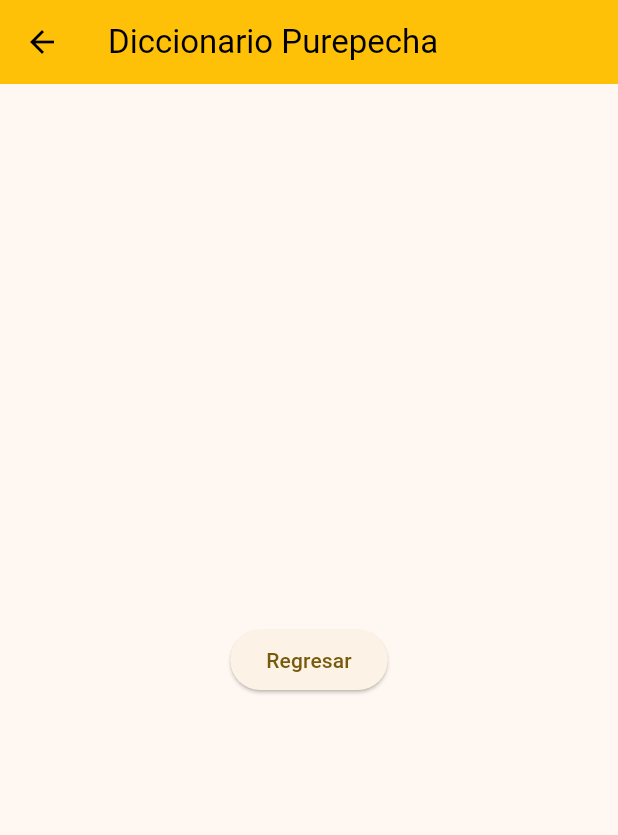
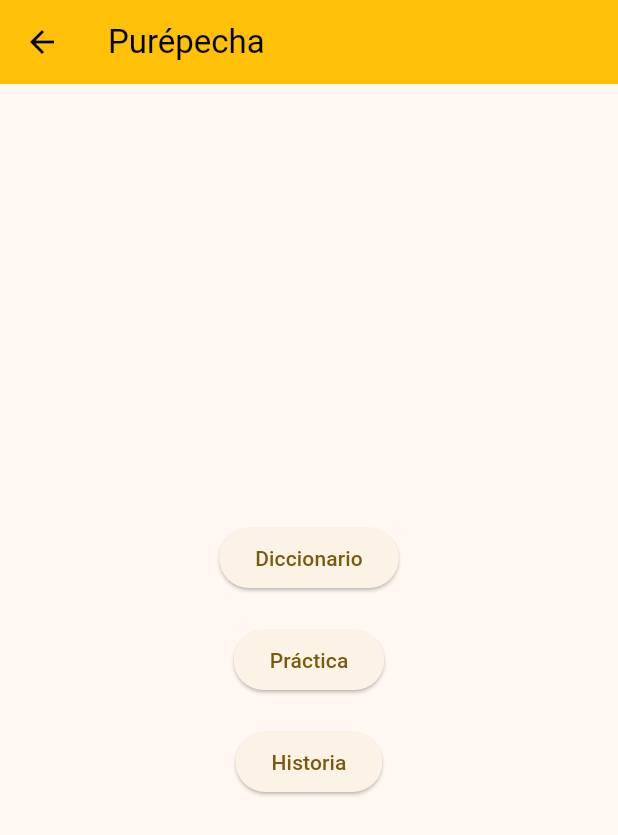
Before and after one commit to sharkbyte-x/Indige, a Flutter app: the screen it shows after launch, after a tap on "Purepecha", on a phone screen of 412 x 824 dp. Shown: the top 835 px of the screen. Run offline on Flutter 3.47's test engine with Material 3 defaults, Android fonts, the phone set to English and light mode, and no system bars; our stand-ins replace sqflite; accounts and stored records are empty.

Commit message:
Purepecha Dictionary Added

```diff
--- a/indige_flutter_app/lib/main.dart
+++ b/indige_flutter_app/lib/main.dart
@@ -1,63 +1,48 @@
 import 'package:flutter/material.dart';
-import 'second_page.dart';
+import 'purhe.dart';
 
+void main() => runApp(MyApp());
 
-void main() => runApp(MyApp()); //RunsApp
-
-class MyApp extends StatelessWidget{ //AppisWidget
-//Overall App Structure
+class MyApp extends StatelessWidget {
   const MyApp({super.key});
 
   @override
-  Widget build(BuildContext context){ //AppBuild
+  Widget build(BuildContext context) {
     return MaterialApp(
-      title: "Indige", //AppName
-      theme: ThemeData( //AppTheme
+      title: "Indige",
+      theme: ThemeData(
         colorScheme: ColorScheme.fromSeed(seedColor: Colors.amber),
         appBarTheme: const AppBarTheme(
           backgroundColor: Colors.amber,
           foregroundColor: Colors.black,
         ),
       ),
-      home: MyHomePage(),//AppHomePage
+      home: MyHomePage(),
     );
   }
 }
 
-class MyHomePage extends StatelessWidget { //HomePageisWidget
+class MyHomePage extends StatelessWidget {
   @override
   Widget build(BuildContext context) {
-
-    return Scaffold( //ScaffoldWidget
+    return Scaffold(
       appBar: AppBar(
         title: Text("Indige"),
       ),
-      body: Center( //Parent //CentersFollowing
-        child:Column(
-          mainAxisAlignment: MainAxisAlignment.center, // centers vertically
-          crossAxisAlignment: CrossAxisAlignment.center, // centers horizontally
+      body: Center(
+        child: Column(
+          mainAxisAlignment: MainAxisAlignment.center,
+          crossAxisAlignment: CrossAxisAlignment.center,
           children: [
-              Text('Idioma'), //TextinColumn
-              ElevatedButton( //ButtoninColumn //NestedParent
-                onPressed: (){
+            Text('Idioma'),
+            ElevatedButton(
+              onPressed: () {
                 Navigator.push(
                   context,
-                    MaterialPageRoute(builder: (context) => const SecondPage()),
+                  MaterialPageRoute(builder: (context) => const PurhePage()),
                 );
               },
-                child: Text('Purepecha'), //NestedChild
-              ),
-              ElevatedButton( //ButtoninColumn //NestedParent
-                onPressed: (){
-                  print('button pressed');
-                },
-                child: Text('Nahuatl'), //NestedChild
-              ),
-              ElevatedButton( //ButtoninColumn //NestedParent
-                onPressed: (){
-                  print('button pressed');
-                },
-                child: Text('Maya'), //NestedChild
+              child: Text('Purepecha'),
             ),
           ],
         ),
@@ -65,25 +50,3 @@ class MyHomePage extends StatelessWidget { //HomePageisWidget
     );
   }
 }
-
-class SecondPage extends StatelessWidget{
-  const SecondPage({super.key});
-
-  @override
-  Widget build(BuildContext context){
-    return Scaffold(
-      appBar: AppBar(
-        title: const Text('Diccionario Purepecha')
-      ),
-      body: Center(
-        child: ElevatedButton(
-          onPressed: (){
-            Navigator.pop(context);
-          },
-          child: const Text('Regresar')
-        ),
-    ),
-    );
-  }
-
-}
--- /dev/null
+++ b/indige_flutter_app/lib/purhe.dart
@@ -0,0 +1,55 @@
+import 'package:flutter/material.dart';
+import 'purhe_dict.dart';
+import 'purhe_practica.dart';
+import 'purhe_historia.dart';
+
+class PurhePage extends StatelessWidget {
+  const PurhePage({super.key});
+
+  @override
+  Widget build(BuildContext context) {
+    return Scaffold(
+      appBar: AppBar(
+        title: const Text('Purépecha'),
+      ),
+      body: Center(
+        child: Column(
+          mainAxisAlignment: MainAxisAlignment.center,
+          crossAxisAlignment: CrossAxisAlignment.center,
+          //Alternative: if you want equal spacing everywhere without manually adding a SizedBox after every item, you can wrap children in Column(... children: [...]) but use a helper like spaceEvenly pattern
+          children: [
+            ElevatedButton(
+              onPressed: () {
+                Navigator.push(
+                  context,
+                  MaterialPageRoute(builder: (context) => const DiccionarioPage()),
+                );
+              },
+              child: const Text('Diccionario'),
+            ),
+            const SizedBox(height: 20), //Spacer within column //change number
+            ElevatedButton(
+              onPressed: () {
+                Navigator.push(
+                  context,
+                  MaterialPageRoute(builder: (context) => const PracticaPage()),
+                );
+              },
+              child: const Text('Práctica'),
+            ),
+            const SizedBox(height: 20), //Spacer within column //change number
+            ElevatedButton(
+              onPressed: () {
+                Navigator.push(
+                  context,
+                  MaterialPageRoute(builder: (context) => const HistoriaPage()),
+                );
+              },
+              child: const Text('Historia'),
+            ),
+          ],
+        ),
+      ),
+    );
+  }
+}
--- a/indige_flutter_app/pubspec.yaml
+++ b/indige_flutter_app/pubspec.yaml
@@ -34,6 +34,8 @@ dependencies:
   # The following adds the Cupertino Icons font to your application.
   # Use with the CupertinoIcons class for iOS style icons.
   cupertino_icons: ^1.0.8
+  sqflite: ^2.4.4
+  path: ^1.9.1
 
 dev_dependencies:
   flutter_test:
@@ -51,6 +53,8 @@ dev_dependencies:
 
 # The following section is specific to Flutter packages.
 flutter:
+  assets:
+    - assets/db/purhe_dict.db #remove lib and move file out of lib
 
   # The following line ensures that the Material Icons font is
   # included with your application, so that you can use the icons in
```
Also changed, not shown: indige_flutter_app/lib/database_helper.dart (added, +41 -0 lines), indige_flutter_app/lib/purhe_dict.dart (added, +58 -0 lines), indige_flutter_app/lib/purhe_historia.dart (added, +22 -0 lines), indige_flutter_app/lib/purhe_practica.dart (added, +22 -0 lines), indige_flutter_app/pubspec.lock, 2 other files. Lines whose indentation alone changed are shown as unchanged.
